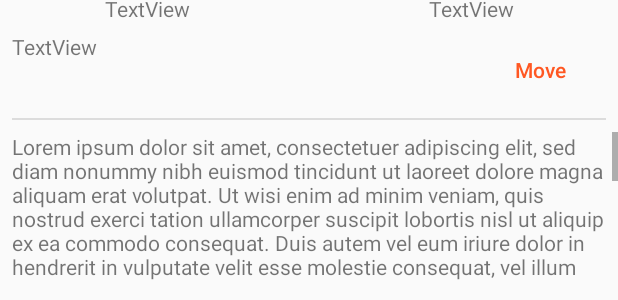
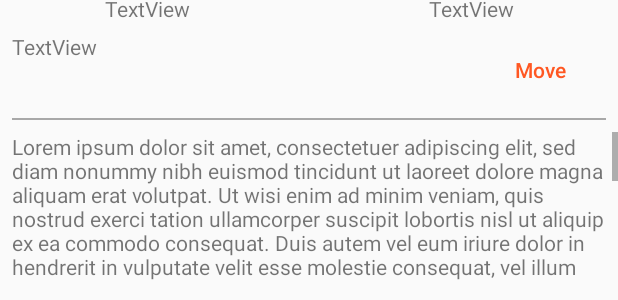
Before and after one commit to mnipshagen/planning_machine, an Android app: the layout course.xml on its own in the app's theme, with its tools: preview values and no code run, on a phone screen of 412 x 824 dp. Shown: the part 137-437 px from the top of the screen. Run offline under Robolectric (Android 15) with nearby library versions, the phone set to English and light mode, and no system bars; plain views replace FloatingActionButton, FloatingActionsMenu.

Commit message:
Changed divider colour to be darker and clearer

```diff
--- a/app/src/main/res/values/style.xml
+++ b/app/src/main/res/values/style.xml
@@ -20,7 +20,7 @@
     <style name="Divider">
         <item name="android:layout_width">match_parent</item>
         <item name="android:layout_height">1dp</item>
-        <item name="android:background">?android:attr/listDivider</item>
+        <item name="android:background">@color/Gray</item>
     </style>
 
 </resources>
```
